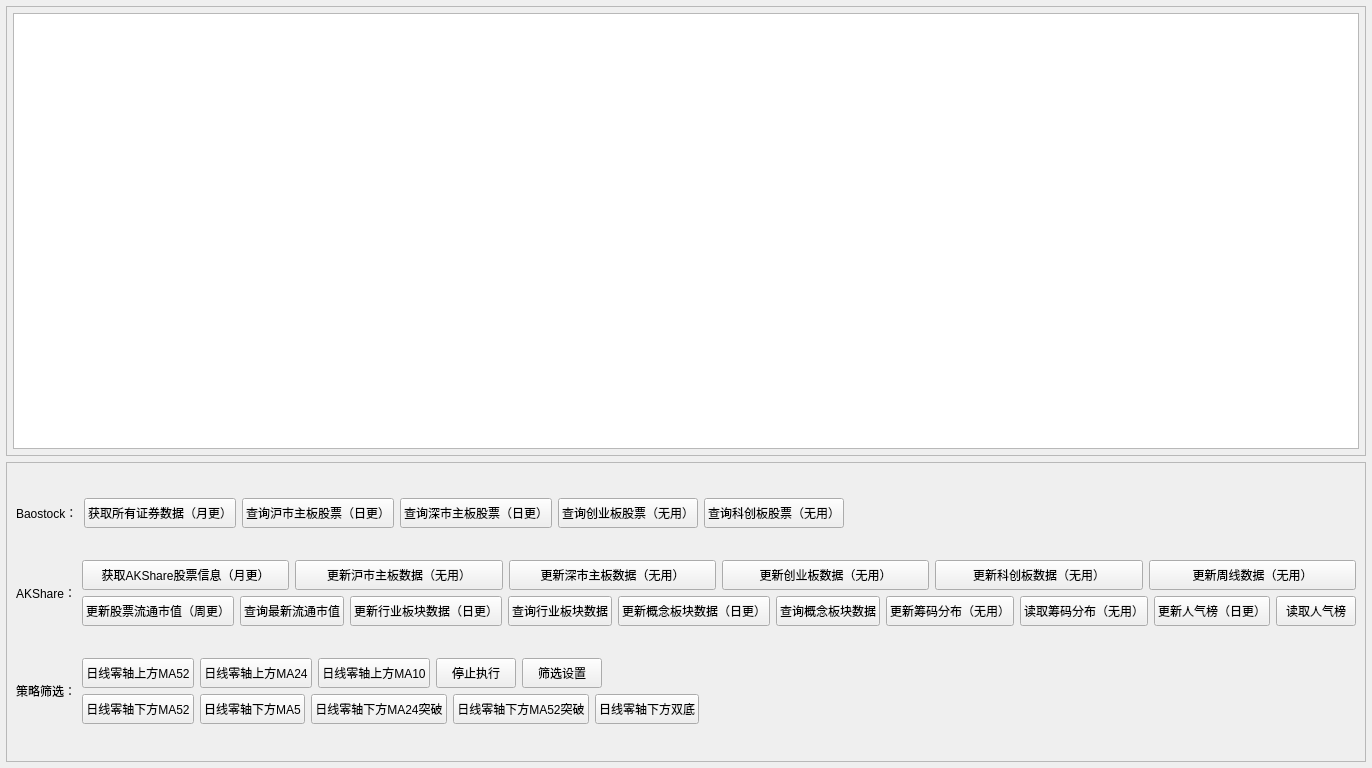
Old version of the form gui/qt_widgets/main/HomeWidget.ui in the repository Daydreamer-AI/MPolicy.
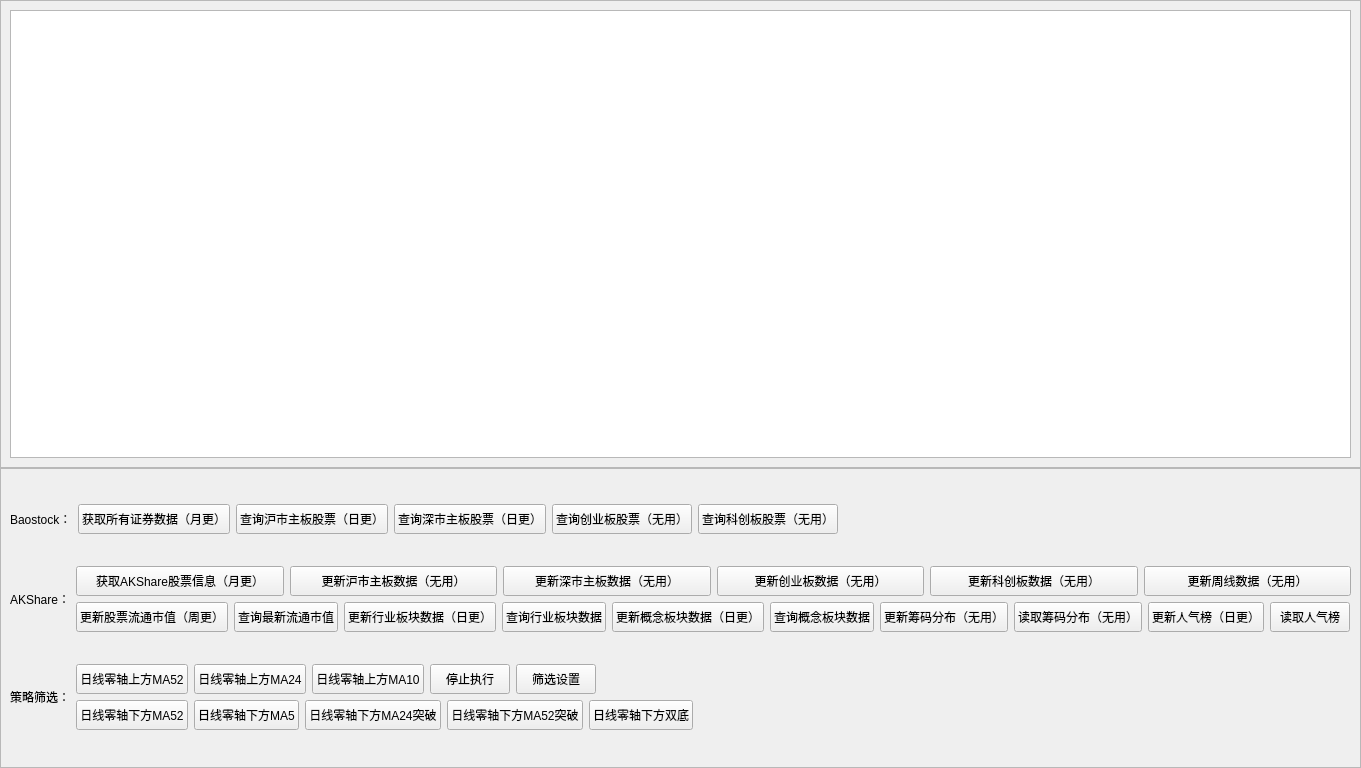
New version of the form.

```diff
--- a/gui/qt_widgets/main/HomeWidget.ui
+++ b/gui/qt_widgets/main/HomeWidget.ui
@@ -6,7 +6,7 @@
    <rect>
     <x>0</x>
     <y>0</y>
-    <width>1366</width>
+    <width>1361</width>
     <height>768</height>
    </rect>
   </property>
@@ -14,17 +14,20 @@
    <string>Form</string>
   </property>
   <layout class="QVBoxLayout" name="verticalLayout">
+   <property name="spacing">
+    <number>0</number>
+   </property>
    <property name="leftMargin">
-    <number>6</number>
+    <number>0</number>
    </property>
    <property name="topMargin">
-    <number>6</number>
+    <number>0</number>
    </property>
    <property name="rightMargin">
-    <number>6</number>
+    <number>0</number>
    </property>
    <property name="bottomMargin">
-    <number>6</number>
+    <number>0</number>
    </property>
    <item>
     <widget class="QFrame" name="frame_center">
@@ -36,22 +39,28 @@
      </property>
      <layout class="QGridLayout" name="gridLayout">
       <property name="leftMargin">
-       <number>6</number>
+       <number>9</number>
       </property>
       <property name="topMargin">
-       <number>6</number>
+       <number>9</number>
       </property>
       <property name="rightMargin">
-       <number>6</number>
+       <number>9</number>
       </property>
       <property name="bottomMargin">
-       <number>6</number>
+       <number>9</number>
       </property>
       <property name="spacing">
-       <number>0</number>
+       <number>6</number>
       </property>
       <item row="0" column="0">
        <widget class="QPlainTextEdit" name="plainTextEdit_log">
+        <property name="sizePolicy">
+         <sizepolicy hsizetype="Preferred" vsizetype="Preferred">
+          <horstretch>0</horstretch>
+          <verstretch>0</verstretch>
+         </sizepolicy>
+        </property>
         <property name="readOnly">
          <bool>true</bool>
         </property>
```
